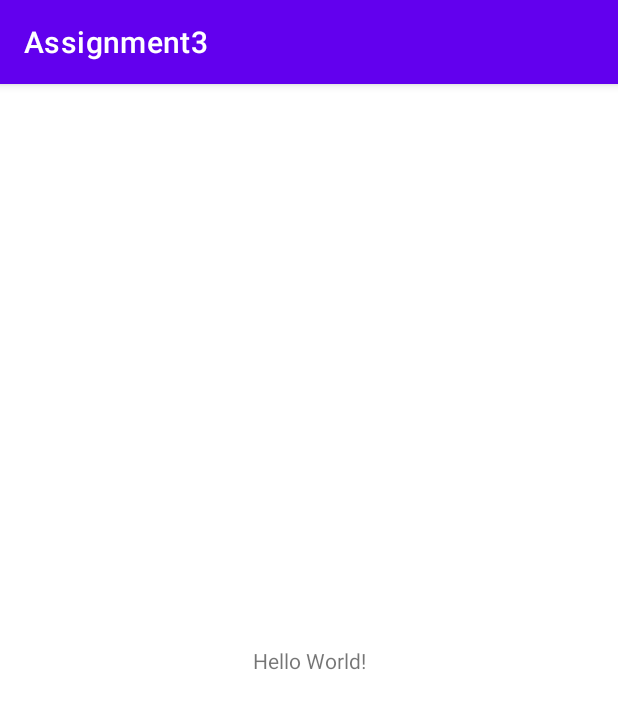
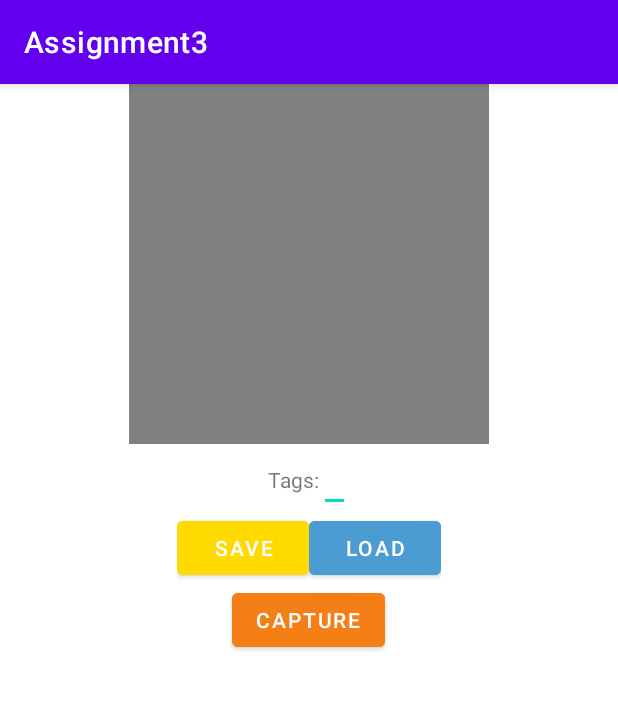
Before and after one commit to samuelmi/Assignment3, an Android app: the screen it shows after launch (MainActivity), on a phone screen of 412 x 824 dp. Shown: the top 709 px of the screen. Run offline under Robolectric (Android 15) with nearby library versions, the phone set to English and light mode, and no system bars.

Commit message:
Got database. capture, and save working

```diff
--- a/app/src/main/res/layout/activity_main.xml
+++ b/app/src/main/res/layout/activity_main.xml
@@ -1,18 +1,73 @@
 <?xml version="1.0" encoding="utf-8"?>
-<androidx.constraintlayout.widget.ConstraintLayout xmlns:android="http://schemas.android.com/apk/res/android"
+<RelativeLayout xmlns:android="http://schemas.android.com/apk/res/android"
     xmlns:app="http://schemas.android.com/apk/res-auto"
     xmlns:tools="http://schemas.android.com/tools"
     android:layout_width="match_parent"
     android:layout_height="match_parent"
     tools:context=".MainActivity">
 
-    <TextView
-        android:layout_width="wrap_content"
-        android:layout_height="wrap_content"
-        android:text="Hello World!"
-        app:layout_constraintBottom_toBottomOf="parent"
-        app:layout_constraintLeft_toLeftOf="parent"
-        app:layout_constraintRight_toRightOf="parent"
-        app:layout_constraintTop_toTopOf="parent" />
+    <LinearLayout
+        android:layout_width="match_parent"
+        android:layout_height="match_parent"
+        android:orientation="vertical"
+        android:layout_centerHorizontal="true">
+        <ScrollView
+            android:layout_height="wrap_content"
+            android:layout_width="wrap_content"
+            android:id="@+id/scrollView"
+            android:layout_centerHorizontal="true"
+            android:minHeight="240dp"
+            android:minWidth="240dp"
+            android:background="@color/gray"
+            android:layout_gravity="center">
 
-</androidx.constraintlayout.widget.ConstraintLayout>
+        </ScrollView>
+
+        <LinearLayout
+            android:layout_width="wrap_content"
+            android:layout_height="wrap_content"
+            android:orientation="horizontal"
+            android:layout_gravity="center">
+            <TextView
+                android:layout_width="match_parent"
+                android:layout_height="wrap_content"
+                android:backgroundTint="@color/gray"
+                android:text="Tags:" />
+            <EditText
+                android:layout_width="match_parent"
+                android:layout_height="wrap_content"
+                android:id="@+id/tags"/>
+
+        </LinearLayout>
+        <LinearLayout
+            android:layout_width="wrap_content"
+            android:layout_height="wrap_content"
+            android:orientation="horizontal"
+            android:layout_gravity="center">
+            <Button
+                android:layout_width="match_parent"
+                android:layout_height="wrap_content"
+                android:backgroundTint="@color/yellow"
+                android:text="Save"
+                android:id="@+id/saveButton"
+                android:onClick="buttonClicked"/>
+            <Button
+                android:layout_width="match_parent"
+                android:layout_height="wrap_content"
+                android:backgroundTint="@color/blue_unc"
+                android:text="Load"
+                android:id="@+id/loadButton"
+                android:onClick="buttonClicked"/>
+
+        </LinearLayout>
+
+        <Button
+            android:layout_width="wrap_content"
+            android:layout_height="wrap_content"
+            android:backgroundTint="@color/orange"
+            android:text="Capture"
+            android:layout_gravity="center"
+            android:id="@+id/captureButton"
+            android:onClick="buttonClicked"/>
+    </LinearLayout>
+</RelativeLayout>
--- a/app/src/main/res/values/colors.xml
+++ b/app/src/main/res/values/colors.xml
@@ -7,4 +7,8 @@
     <color name="teal_700">#FF018786</color>
     <color name="black">#FF000000</color>
     <color name="white">#FFFFFFFF</color>
+    <color name="yellow">#FFFFDA00</color>
+    <color name="orange">#FFF47F17</color>
+    <color name="blue_unc">#FF4B9CD3</color>
+    <color name="gray">#FF808080</color>
 </resources>
```
Also changed, not shown: app/src/main/java/com/example/assignment3/MainActivity.java (+102 -0 lines).
